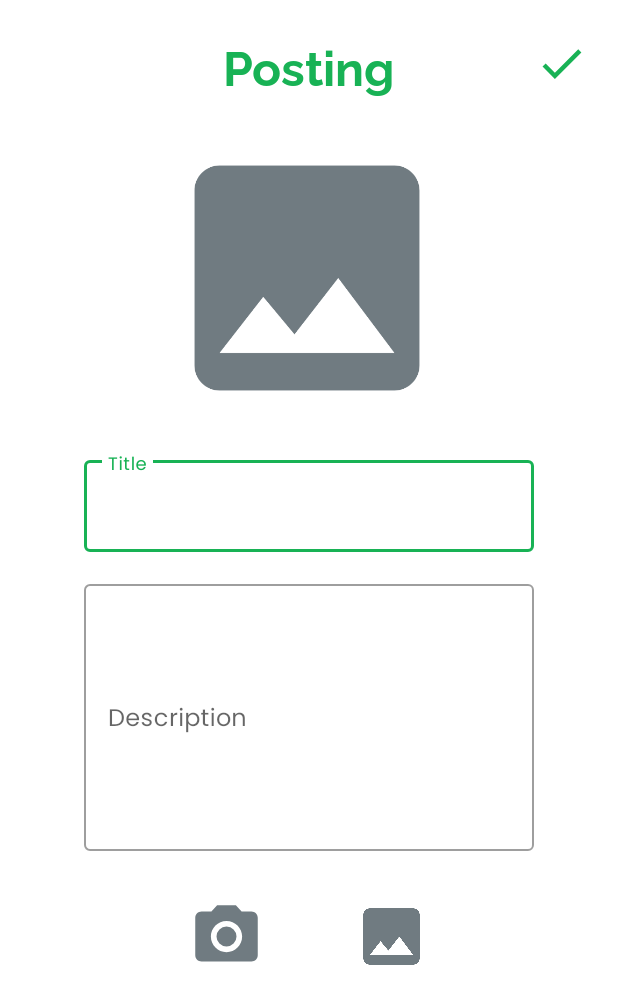
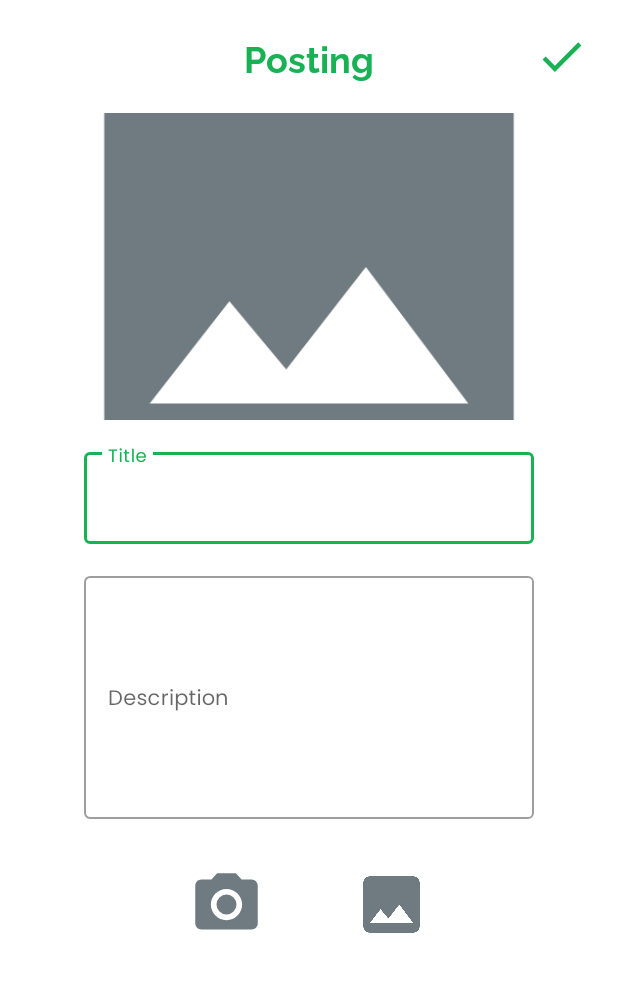
Before and after one commit to berlianm/Rubist-Application, an Android app: the layout fragment_add_post.xml on its own in the app's theme, with its tools: preview values and no code run, on a phone screen of 412 x 824 dp. Shown: the top 1004 px of the screen. Run offline under Robolectric (Android 15) with nearby library versions, the phone set to English and light mode, and no system bars.

Commit message:
rapihin lagi

```diff
--- a/Mobile APP/C23-PS480_Rubist/app/build.gradle
+++ b/Mobile APP/C23-PS480_Rubist/app/build.gradle
@@ -34,6 +34,7 @@ android {
     }
 
     compileOptions {
+//        coreLibraryDesugaringEnabled = true
         sourceCompatibility JavaVersion.VERSION_1_8
         targetCompatibility JavaVersion.VERSION_1_8
     }
@@ -101,4 +102,7 @@ dependencies {
     androidTestImplementation 'androidx.compose.ui:ui-test-junit4'
     debugImplementation 'androidx.compose.ui:ui-tooling'
     debugImplementation 'androidx.compose.ui:ui-test-manifest'
+
+//    //desugaring
+//    coreLibraryDesugaring "com.android.tools:desugar_jdk_libs:2.0.3"
 }
--- a/Mobile APP/C23-PS480_Rubist/app/src/main/java/com/C23PS480/Rubist/Adapter/CommentAdapter.kt
+++ b/Mobile APP/C23-PS480_Rubist/app/src/main/java/com/C23PS480/Rubist/Adapter/CommentAdapter.kt
@@ -1,14 +1,17 @@
 package com.C23PS480.Rubist.Adapter
 
+import android.os.Build
 import android.view.LayoutInflater
 import android.view.View
 import android.view.ViewGroup
 import android.widget.ImageView
 import android.widget.TextView
+import androidx.annotation.RequiresApi
 import androidx.recyclerview.widget.RecyclerView
 import com.C23PS480.Rubist.API.Response.ListComment
 import com.C23PS480.Rubist.R
 import com.bumptech.glide.Glide
+import java.util.TimeZone
 
 class CommentAdapter (var comments : List<ListComment>) : RecyclerView.Adapter<CommentAdapter.ViewHolder>() {
     inner class ViewHolder (view : View): RecyclerView.ViewHolder(view){
@@ -23,6 +26,7 @@ class CommentAdapter (var comments : List<ListComment>) : RecyclerView.Adapter<C
         return ViewHolder(view)
     }
 
+    @RequiresApi(Build.VERSION_CODES.O)
     override fun onBindViewHolder(holder: ViewHolder, position: Int) {
         val comment = comments[position]
 
--- a/Mobile APP/C23-PS480_Rubist/app/src/main/java/com/C23PS480/Rubist/Adapter/CommunityAdapter.kt
+++ b/Mobile APP/C23-PS480_Rubist/app/src/main/java/com/C23PS480/Rubist/Adapter/CommunityAdapter.kt
@@ -1,17 +1,20 @@
 package com.C23PS480.Rubist.Adapter
 
 import android.content.Intent
+import android.os.Build
 import android.util.Log
 import android.view.LayoutInflater
 import android.view.View
 import android.view.ViewGroup
 import android.widget.ImageView
 import android.widget.TextView
+import androidx.annotation.RequiresApi
 import androidx.recyclerview.widget.RecyclerView
 import com.C23PS480.Rubist.API.Response.ListPost
 import com.C23PS480.Rubist.DetailPost.DetailPostActivity
 import com.C23PS480.Rubist.R
 import com.bumptech.glide.Glide
+import java.util.TimeZone
 
 class CommunityAdapter (private val posts : List<ListPost>) : RecyclerView.Adapter<CommunityAdapter.ViewHolder>() {
 
@@ -29,6 +32,7 @@ class CommunityAdapter (private val posts : List<ListPost>) : RecyclerView.Adapt
         return ViewHolder(view)
     }
 
+    @RequiresApi(Build.VERSION_CODES.O)
     override fun onBindViewHolder(holder: ViewHolder, position: Int) {
         val post = posts[position]
 
--- a/Mobile APP/C23-PS480_Rubist/app/src/main/java/com/C23PS480/Rubist/DetailPost/DetailPostActivity.kt
+++ b/Mobile APP/C23-PS480_Rubist/app/src/main/java/com/C23PS480/Rubist/DetailPost/DetailPostActivity.kt
@@ -1,16 +1,17 @@
 package com.C23PS480.Rubist.DetailPost
 
-import androidx.appcompat.app.AppCompatActivity
+import android.os.Build
 import android.os.Bundle
 import android.util.Log
 import android.view.View
 import android.widget.ProgressBar
 import android.widget.Toast
+import androidx.annotation.RequiresApi
+import androidx.appcompat.app.AppCompatActivity
 import androidx.lifecycle.ViewModelProvider
 import androidx.recyclerview.widget.LinearLayoutManager
 import com.C23PS480.Rubist.Adapter.CommentAdapter
 import com.C23PS480.Rubist.Model.UserPreference
-import com.C23PS480.Rubist.R
 import com.C23PS480.Rubist.ViewModel.DetailPostViewModel
 import com.C23PS480.Rubist.databinding.ActivityDetailPostBinding
 import com.bumptech.glide.Glide
@@ -27,6 +28,7 @@ class DetailPostActivity : AppCompatActivity() {
         const val KEY = "EXTRA_POST"
     }
 
+    @RequiresApi(Build.VERSION_CODES.O)
     override fun onCreate(savedInstanceState: Bundle?) {
         super.onCreate(savedInstanceState)
 
--- a/Mobile APP/C23-PS480_Rubist/app/src/main/java/com/C23PS480/Rubist/Fragment/AddPost.kt
+++ b/Mobile APP/C23-PS480_Rubist/app/src/main/java/com/C23PS480/Rubist/Fragment/AddPost.kt
@@ -201,7 +201,7 @@ class AddPost : Fragment() {
         } else{
             Toast.makeText(
                 requireContext(),
-                "Masukkan Gambar Terlebih Dahulu",
+                "insert image first",
                 Toast.LENGTH_SHORT
             ).show()
         }
--- a/Mobile APP/C23-PS480_Rubist/app/src/main/res/layout/activity_detail_post.xml
+++ b/Mobile APP/C23-PS480_Rubist/app/src/main/res/layout/activity_detail_post.xml
@@ -171,8 +171,9 @@
 
             <EditText
                 android:id="@+id/comment_form"
-                android:layout_width="280dp"
+                android:layout_width="match_parent"
                 android:layout_height="40dp"
+                android:layout_marginEnd="30dp"
                 android:fontFamily="@font/poppins"
                 android:hint="@string/comment"
                 android:textSize="10sp"
--- a/Mobile APP/C23-PS480_Rubist/app/src/main/res/layout/fragment_add_post.xml
+++ b/Mobile APP/C23-PS480_Rubist/app/src/main/res/layout/fragment_add_post.xml
@@ -24,7 +24,7 @@
             android:text="@string/posting"
             android:textAllCaps="false"
             android:textColor="#18B255"
-            android:textSize="32sp" />
+            android:textSize="24sp" />
 
         <ImageView
             android:id="@+id/tv_upload"
@@ -37,13 +37,17 @@
 
     <ImageView
         android:id="@+id/previewImage"
-        android:layout_width="200dp"
-        android:layout_height="200dp"
+        android:layout_width="match_parent"
+        android:layout_height="0dp"
+        android:layout_marginStart="24dp"
+        android:layout_marginEnd="24dp"
+        android:scaleType="centerCrop"
+        app:layout_constraintDimensionRatio="16:9"
         app:layout_constraintEnd_toEndOf="parent"
         app:layout_constraintHorizontal_bias="0.495"
         app:layout_constraintStart_toStartOf="parent"
         app:layout_constraintTop_toBottomOf="@+id/relativeLayout"
-        app:srcCompat="@drawable/ic_galery" />
+        tools:srcCompat="@drawable/ic_galery" />
 
     <com.google.android.material.textfield.TextInputLayout
         android:id="@+id/layoutTitle"
@@ -93,7 +97,7 @@
             android:minLines="6"
             android:scrollbars="vertical"
             android:textAlignment="textStart"
-            android:textSize="16sp" />
+            android:textSize="14sp" />
 
     </com.google.android.material.textfield.TextInputLayout>
 
--- a/Mobile APP/C23-PS480_Rubist/app/src/main/res/layout/popup_layout.xml
+++ b/Mobile APP/C23-PS480_Rubist/app/src/main/res/layout/popup_layout.xml
@@ -16,7 +16,7 @@
 
         <TextView
             android:id="@+id/tv_popup"
-            android:layout_width="300dp"
+            android:layout_width="match_parent"
             android:layout_height="wrap_content"
             android:text="Give Your Trash a Shot! \nCapture or Choose from Gallery?"
             android:textAlignment="center"
```
Also changed, not shown: Mobile APP/C23-PS480_Rubist/app/src/main/java/com/C23PS480/Rubist/Utils/DateFormatter.kt (added, +17 -0 lines), 1 other file.
